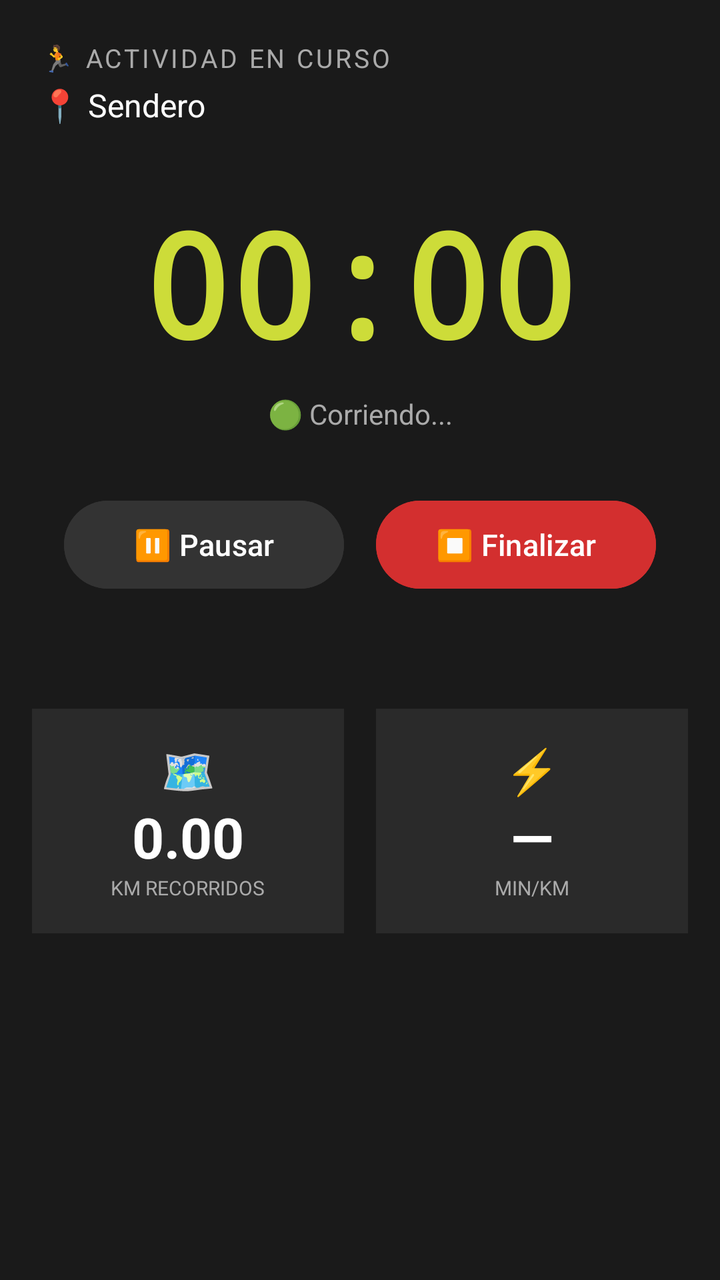
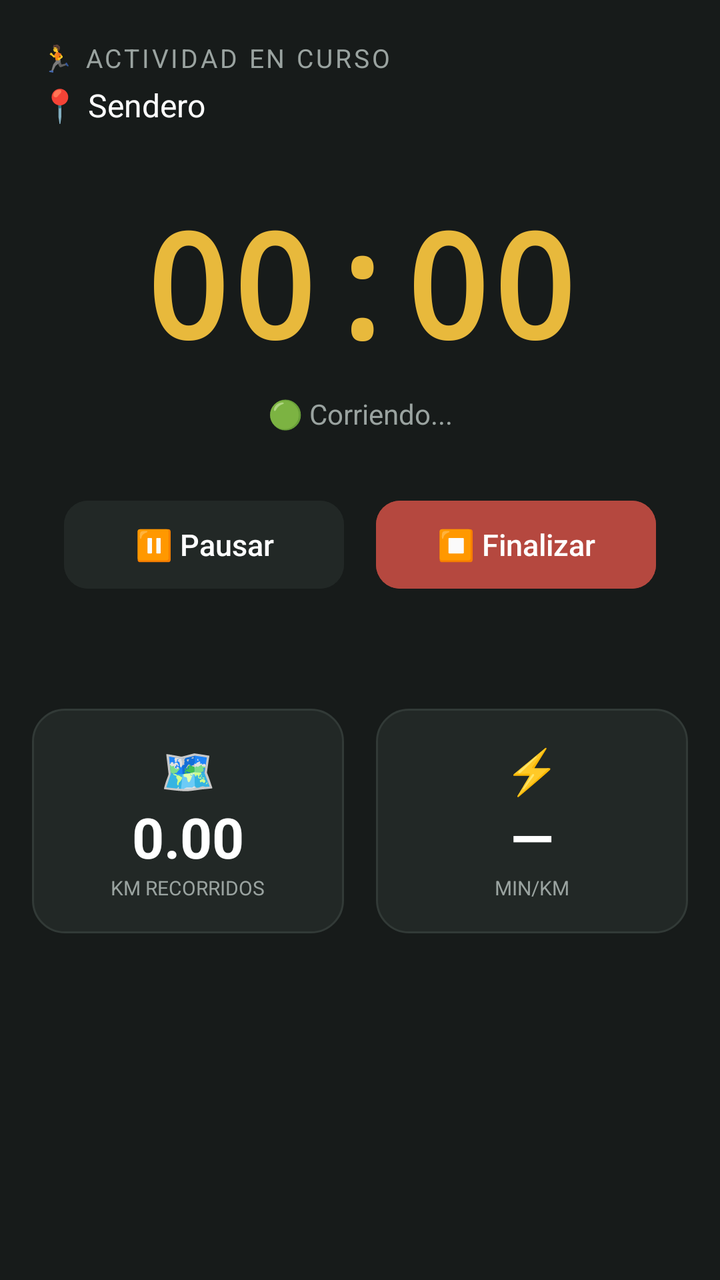

The first picture is an Android layout as it rendered before a commit; the second is the same layout after the commit. The layout source and the unified diff follow.
<!-- AndroidManifest.xml: application theme Theme.RunGuide -->
<!-- res/layout/activity_cronometro.xml -->
<?xml version="1.0" encoding="utf-8"?>
<LinearLayout xmlns:android="http://schemas.android.com/apk/res/android"
    android:layout_width="match_parent"
    android:layout_height="match_parent"
    android:orientation="vertical"
    android:background="#1A1A1A">

    
    <LinearLayout
        android:layout_width="match_parent"
        android:layout_height="wrap_content"
        android:orientation="vertical"
        android:padding="20dp">

        <TextView
            android:layout_width="wrap_content"
            android:layout_height="wrap_content"
            android:text="🏃 ACTIVIDAD EN CURSO"
            android:textSize="13sp"
            android:textColor="#AAAAAA"
            android:letterSpacing="0.1"/>

        <TextView
            android:id="@+id/tvNombreSendero"
            android:layout_width="wrap_content"
            android:layout_height="wrap_content"
            android:text="📍 Sendero"
            android:textSize="16sp"
            android:textColor="#FFFFFF"
            android:layout_marginTop="4dp"/>

    </LinearLayout>

    
    <TextView
        android:id="@+id/tvCronometro"
        android:layout_width="match_parent"
        android:layout_height="wrap_content"
        android:text="00:00"
        android:textSize="72sp"
        android:textStyle="bold"
        android:textColor="#CDDC39"
        android:gravity="center"
        android:fontFamily="monospace"
        android:layout_marginTop="10dp"/>

    
    <TextView
        android:id="@+id/tvEstado"
        android:layout_width="match_parent"
        android:layout_height="wrap_content"
        android:text="🟢 Corriendo..."
        android:textSize="14sp"
        android:textColor="#AAAAAA"
        android:gravity="center"
        android:layout_marginTop="8dp"
        android:layout_marginBottom="30dp"/>

    
    <LinearLayout
        android:layout_width="match_parent"
        android:layout_height="wrap_content"
        android:orientation="horizontal"
        android:gravity="center"
        android:layout_marginBottom="40dp">

        <Button
            android:id="@+id/btnPausar"
            android:layout_width="140dp"
            android:layout_height="52dp"
            android:text="⏸ Pausar"
            android:textSize="15sp"
            android:backgroundTint="#333333"
            android:textColor="#FFFFFF"
            android:layout_marginEnd="16dp"/>

        <Button
            android:id="@+id/btnFinalizar"
            android:layout_width="140dp"
            android:layout_height="52dp"
            android:text="⏹ Finalizar"
            android:textSize="15sp"
            android:backgroundTint="#D32F2F"
            android:textColor="#FFFFFF"/>

    </LinearLayout>

    
    <LinearLayout
        android:layout_width="match_parent"
        android:layout_height="wrap_content"
        android:orientation="horizontal"
        android:padding="16dp">

        
        <LinearLayout
            android:layout_width="0dp"
            android:layout_weight="1"
            android:layout_height="wrap_content"
            android:orientation="vertical"
            android:gravity="center"
            android:background="#2A2A2A"
            android:padding="16dp"
            android:layout_marginEnd="8dp">

            <TextView
                android:layout_width="wrap_content"
                android:layout_height="wrap_content"
                android:text="🗺"
                android:textSize="22sp"/>

            <TextView
                android:id="@+id/tvKm"
                android:layout_width="wrap_content"
                android:layout_height="wrap_content"
                android:text="0.00"
                android:textSize="28sp"
                android:textStyle="bold"
                android:textColor="#FFFFFF"/>

            <TextView
                android:layout_width="wrap_content"
                android:layout_height="wrap_content"
                android:text="KM RECORRIDOS"
                android:textSize="10sp"
                android:textColor="#AAAAAA"/>

        </LinearLayout>

        
        <LinearLayout
            android:layout_width="0dp"
            android:layout_weight="1"
            android:layout_height="wrap_content"
            android:orientation="vertical"
            android:gravity="center"
            android:background="#2A2A2A"
            android:padding="16dp"
            android:layout_marginStart="8dp">

            <TextView
                android:layout_width="wrap_content"
                android:layout_height="wrap_content"
                android:text="⚡"
                android:textSize="22sp"/>

            <TextView
                android:id="@+id/tvRitmo"
                android:layout_width="wrap_content"
                android:layout_height="wrap_content"
                android:text="—"
                android:textSize="28sp"
                android:textStyle="bold"
                android:textColor="#FFFFFF"/>

            <TextView
                android:layout_width="wrap_content"
                android:layout_height="wrap_content"
                android:text="MIN/KM"
                android:textSize="10sp"
                android:textColor="#AAAAAA"/>

        </LinearLayout>

    </LinearLayout>

</LinearLayout>
<!-- resources referenced by this layout -->
<resources>
  <style name="Theme.RunGuide" parent="Base.Theme.RunGuide" />
  <style name="Base.Theme.RunGuide" parent="Theme.Material3.Light.NoActionBar">
          <item name="colorPrimary">@color/verde_primario</item>
          <item name="colorOnPrimary">@color/white</item>
          <item name="colorPrimaryContainer">@color/verde_claro</item>
          <item name="colorOnPrimaryContainer">@color/verde_oscuro</item>
          <item name="android:colorBackground">@color/fondo_app</item>
          <item name="android:statusBarColor">@color/verde_primario</item>
          <item name="shapeAppearanceSmallComponent">@style/ShapeAppearance.RunGuide.Small</item>
          <item name="shapeAppearanceMediumComponent">@style/ShapeAppearance.RunGuide.Medium</item>
      </style>
  <color name="verde_primario">#0C8F48</color>
  <color name="white">#FFFFFFFF</color>
  <color name="verde_claro">#E6F4EC</color>
  <color name="verde_oscuro">#0A6B37</color>
  <color name="fondo_app">#F4F7F5</color>
  <style name="ShapeAppearance.RunGuide.Small" parent="ShapeAppearance.Material3.SmallComponent">
          <item name="cornerFamily">rounded</item>
          <item name="cornerSize">14dp</item>
      </style>
  <style name="ShapeAppearance.RunGuide.Medium" parent="ShapeAppearance.Material3.MediumComponent">
          <item name="cornerFamily">rounded</item>
          <item name="cornerSize">22dp</item>
      </style>
</resources>

<!-- the commit's change to res/layout/activity_cronometro.xml (unified diff, before → after) -->
@@ -3,7 +3,7 @@
     android:layout_width="match_parent"
     android:layout_height="match_parent"
     android:orientation="vertical"
-    android:background="#1A1A1A">
+    android:background="@color/negro_carbon">
 
     
     <LinearLayout
@@ -17,7 +17,7 @@
             android:layout_height="wrap_content"
             android:text="🏃 ACTIVIDAD EN CURSO"
             android:textSize="13sp"
-            android:textColor="#AAAAAA"
+            android:textColor="#9AA3A0"
             android:letterSpacing="0.1"/>
 
         <TextView
@@ -39,7 +39,7 @@
         android:text="00:00"
         android:textSize="72sp"
         android:textStyle="bold"
-        android:textColor="#CDDC39"
+        android:textColor="@color/amarillo"
         android:gravity="center"
         android:fontFamily="monospace"
         android:layout_marginTop="10dp"/>
@@ -51,7 +51,7 @@
         android:layout_height="wrap_content"
         android:text="🟢 Corriendo..."
         android:textSize="14sp"
-        android:textColor="#AAAAAA"
+        android:textColor="#9AA3A0"
         android:gravity="center"
         android:layout_marginTop="8dp"
         android:layout_marginBottom="30dp"/>
@@ -70,7 +70,7 @@
             android:layout_height="52dp"
             android:text="⏸ Pausar"
             android:textSize="15sp"
-            android:backgroundTint="#333333"
+            android:backgroundTint="@color/negro_suave"
             android:textColor="#FFFFFF"
             android:layout_marginEnd="16dp"/>
 
@@ -80,7 +80,7 @@
             android:layout_height="52dp"
             android:text="⏹ Finalizar"
             android:textSize="15sp"
-            android:backgroundTint="#D32F2F"
+            android:backgroundTint="@color/peligro"
             android:textColor="#FFFFFF"/>
 
     </LinearLayout>
@@ -99,7 +99,7 @@
             android:layout_height="wrap_content"
             android:orientation="vertical"
             android:gravity="center"
-            android:background="#2A2A2A"
+            android:background="@drawable/bg_card_dark"
             android:padding="16dp"
             android:layout_marginEnd="8dp">
 
@@ -123,7 +123,7 @@
                 android:layout_height="wrap_content"
                 android:text="KM RECORRIDOS"
                 android:textSize="10sp"
-                android:textColor="#AAAAAA"/>
+                android:textColor="#9AA3A0"/>
 
         </LinearLayout>
 
@@ -134,7 +134,7 @@
             android:layout_height="wrap_content"
             android:orientation="vertical"
             android:gravity="center"
-            android:background="#2A2A2A"
+            android:background="@drawable/bg_card_dark"
             android:padding="16dp"
             android:layout_marginStart="8dp">
 
@@ -158,7 +158,7 @@
                 android:layout_height="wrap_content"
                 android:text="MIN/KM"
                 android:textSize="10sp"
-                android:textColor="#AAAAAA"/>
+                android:textColor="#9AA3A0"/>
 
         </LinearLayout>
 
<!-- resource entries referenced after the edit -->
@@ -1,28 +1,57 @@
 <!-- resources referenced by this layout -->
 <resources>
+  <color name="amarillo">#E8B93C</color>
+  <color name="negro_carbon">#171B1A</color>
+  <color name="negro_suave">#222826</color>
+  <color name="peligro">#B5483F</color>
+  <!-- drawable bg_card_dark (drawable) -->
+  <?xml version="1.0" encoding="utf-8"?>
+  <shape xmlns:android="http://schemas.android.com/apk/res/android" android:shape="rectangle">
+      <solid android:color="@color/negro_suave" />
+      <stroke android:width="1dp" android:color="@color/negro_linea" />
+      <corners android:radius="16dp" />
+  </shape>
   <style name="Theme.RunGuide" parent="Base.Theme.RunGuide" />
+  <color name="negro_linea">#323A37</color>
   <style name="Base.Theme.RunGuide" parent="Theme.Material3.Light.NoActionBar">
           <item name="colorPrimary">@color/verde_primario</item>
           <item name="colorOnPrimary">@color/white</item>
           <item name="colorPrimaryContainer">@color/verde_claro</item>
           <item name="colorOnPrimaryContainer">@color/verde_oscuro</item>
+          <item name="colorSecondary">@color/amarillo</item>
+          <item name="colorOnSecondary">@color/negro_carbon</item>
+          <item name="colorSecondaryContainer">@color/amarillo_claro</item>
+          <item name="colorOnSecondaryContainer">@color/amarillo_texto</item>
+          <item name="colorOutline">@color/borde</item>
           <item name="android:colorBackground">@color/fondo_app</item>
-          <item name="android:statusBarColor">@color/verde_primario</item>
+          <item name="android:statusBarColor">@color/negro_carbon</item>
+          <item name="android:windowLightStatusBar">false</item>
+          <item name="materialButtonStyle">@style/Widget.RunGuide.Button</item>
           <item name="shapeAppearanceSmallComponent">@style/ShapeAppearance.RunGuide.Small</item>
           <item name="shapeAppearanceMediumComponent">@style/ShapeAppearance.RunGuide.Medium</item>
       </style>
-  <color name="verde_primario">#0C8F48</color>
+  <color name="verde_primario">#2F7D57</color>
   <color name="white">#FFFFFFFF</color>
-  <color name="verde_claro">#E6F4EC</color>
-  <color name="verde_oscuro">#0A6B37</color>
-  <color name="fondo_app">#F4F7F5</color>
+  <color name="verde_claro">#E7F0EA</color>
+  <color name="verde_oscuro">#1F5A3F</color>
+  <color name="amarillo_claro">#FAF1D6</color>
+  <color name="amarillo_texto">#6B5200</color>
+  <color name="borde">#E2E6E3</color>
+  <color name="fondo_app">#F5F6F4</color>
+  <style name="Widget.RunGuide.Button" parent="Widget.Material3.Button">
+          <item name="cornerRadius">12dp</item>
+          <item name="android:textAllCaps">false</item>
+          <item name="android:letterSpacing">0</item>
+          <item name="android:textSize">14sp</item>
+          <item name="android:stateListAnimator">@null</item>
+      </style>
   <style name="ShapeAppearance.RunGuide.Small" parent="ShapeAppearance.Material3.SmallComponent">
           <item name="cornerFamily">rounded</item>
-          <item name="cornerSize">14dp</item>
+          <item name="cornerSize">12dp</item>
       </style>
   <style name="ShapeAppearance.RunGuide.Medium" parent="ShapeAppearance.Material3.MediumComponent">
           <item name="cornerFamily">rounded</item>
-          <item name="cornerSize">22dp</item>
+          <item name="cornerSize">18dp</item>
       </style>
 </resources>
 
